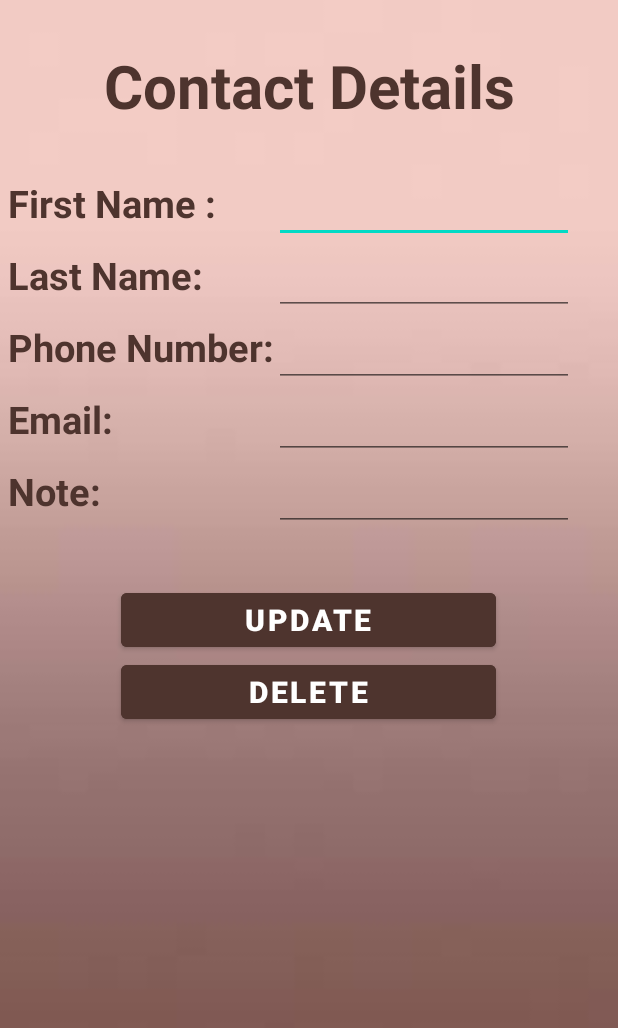
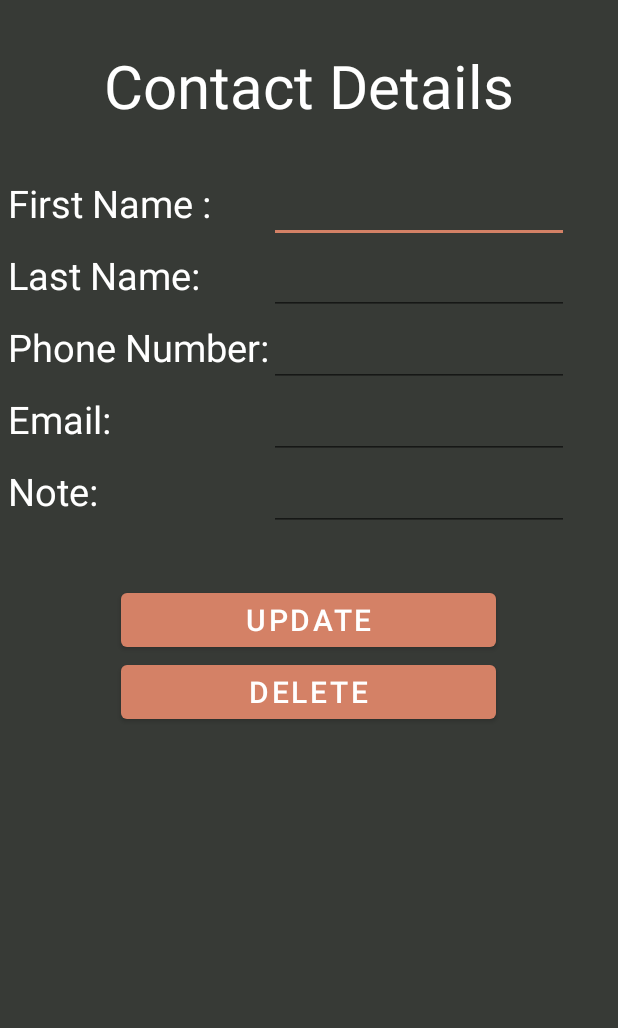
Before and after one commit to A-coderr/FinalProject, an Android app: the layout activity_edit_delete_item.xml on its own in the app's theme, with its tools: preview values and no code run, on a phone screen of 412 x 824 dp. Shown: the top 1028 px of the screen. Run offline under Robolectric (Android 15) with nearby library versions, the phone set to English and light mode, and no system bars.

Commit message:
Added theme and styles

```diff
--- a/app/src/main/res/layout-land/activity_contacts.xml
+++ b/app/src/main/res/layout-land/activity_contacts.xml
@@ -5,7 +5,7 @@
     android:layout_width="match_parent"
     android:layout_height="match_parent"
     tools:context=".ContactsActivity"
-    android:background="@drawable/background4">
+    android:background="@color/dark_gray">
 
     <androidx.recyclerview.widget.RecyclerView
         android:id="@+id/recyclerView"
--- a/app/src/main/res/layout-land/activity_edit_delete_item.xml
+++ b/app/src/main/res/layout-land/activity_edit_delete_item.xml
@@ -5,14 +5,13 @@
     android:layout_width="match_parent"
     android:layout_height="match_parent"
     tools:context=".Edit_Delete_Item"
-    android:background="@drawable/background4">
+    android:background="@color/dark_gray">
 
     <TextView
         android:gravity="center"
         android:id="@+id/labelPlayer"
         android:text="@string/contact_details"
-        android:textColor="#4E342E"
-        android:textStyle="bold"
+            style="@style/TextColor"
         android:paddingBottom="5dp"
         android:paddingTop="5dp"
         android:layout_width="wrap_content"
@@ -25,10 +24,9 @@
             android:id="@+id/label_F_Name"
             android:text="@string/first_name"
             android:paddingLeft="5dp"
-            android:textStyle="bold"
             android:layout_width="wrap_content"
             android:layout_height="wrap_content"
-            android:textColor="#4E342E"
+                style="@style/TextColor"
             android:textSize="20sp" />
 
         <EditText
@@ -43,10 +41,9 @@
             android:id="@+id/label_L_Name"
             android:text="@string/last_name"
             android:paddingLeft="50dp"
-            android:textStyle="bold"
             android:layout_width="wrap_content"
             android:layout_height="wrap_content"
-            android:textColor="#4E342E"
+                style="@style/TextColor"
             android:textSize="20sp" />
 
         <EditText
@@ -65,10 +62,9 @@
             android:id="@+id/labelPhone"
             android:text="@string/phone_number"
             android:paddingLeft="5dp"
-            android:textStyle="bold"
             android:layout_width="wrap_content"
             android:layout_height="wrap_content"
-            android:textColor="#4E342E"
+                style="@style/TextColor"
             android:textSize="20sp" />
 
         <EditText
@@ -83,10 +79,9 @@
             android:id="@+id/labelEmail"
             android:text="@string/email"
             android:paddingLeft="50dp"
-            android:textStyle="bold"
             android:layout_width="wrap_content"
             android:layout_height="wrap_content"
-            android:textColor="#4E342E"
+                style="@style/TextColor"
             android:textSize="20sp" />
 
         <EditText
@@ -105,10 +100,9 @@
             android:id="@+id/labelNote"
             android:text="@string/note"
             android:paddingLeft="5dp"
-            android:textStyle="bold"
             android:layout_width="wrap_content"
             android:layout_height="wrap_content"
-            android:textColor="#4E342E"
+                style="@style/TextColor"
             android:textSize="20sp" />
 
         <EditText
@@ -135,10 +129,8 @@
             android:layout_marginLeft="20dp"
             android:layout_marginRight="20dp"
             android:layout_weight="1"
-            android:backgroundTint="#4E342E"
             android:text="@string/update"
-            android:textColor="#ffffff"
-            android:textSize="20sp"
+            style="@style/TextColor"
             android:textStyle="bold" />
 
         <Button
@@ -149,10 +141,8 @@
             android:layout_marginLeft="20dp"
             android:layout_marginRight="20dp"
             android:layout_weight="1"
-            android:backgroundTint="#4E342E"
             android:text="@string/delete"
-            android:textColor="#ffffff"
-            android:textSize="20sp"
+                style="@style/TextColor"
             android:textStyle="bold" />
 
     </LinearLayout>
--- a/app/src/main/res/layout/activity_contacts.xml
+++ b/app/src/main/res/layout/activity_contacts.xml
@@ -5,7 +5,7 @@
     android:layout_width="match_parent"
     android:layout_height="match_parent"
     tools:context=".ContactsActivity"
-    android:background="@drawable/background4">
+    android:background="@color/dark_gray">
 
     <androidx.recyclerview.widget.RecyclerView
         android:id="@+id/recyclerView"
--- a/app/src/main/res/layout/activity_edit_delete_item.xml
+++ b/app/src/main/res/layout/activity_edit_delete_item.xml
@@ -5,14 +5,13 @@
         android:layout_width="match_parent"
         android:layout_height="match_parent"
         tools:context=".Edit_Delete_Item"
-    android:background="@drawable/background4">
+        android:background="@color/dark_gray">
 
     <TextView
             android:gravity="center"
             android:id="@+id/labelPlayer"
             android:text="@string/contact_details"
-        android:textColor="#4E342E"
-        android:textStyle="bold"
+            style="@style/TextColor"
             android:paddingBottom="30dp"
             android:paddingTop="30dp"
             android:layout_width="wrap_content"
@@ -25,10 +24,9 @@
                 android:id="@+id/label_F_Name"
                 android:text="@string/first_name"
                 android:paddingLeft="5dp"
-            android:textStyle="bold"
+                style="@style/TextColor"
                 android:layout_width="wrap_content"
                 android:layout_height="wrap_content"
-            android:textColor="#4E342E"
                 android:textSize="25sp" />
 
         <EditText
@@ -36,6 +34,7 @@
                 android:layout_width="200dp"
                 android:layout_height="wrap_content"
                 android:paddingLeft="10dp"
+                style="@style/TextColor"
                 android:textSize="20sp"
                 tools:ignore="SpeakableTextPresentCheck" />
 
@@ -47,10 +46,9 @@
                 android:id="@+id/label_L_Name"
                 android:text="@string/last_name"
                 android:paddingLeft="5dp"
-            android:textStyle="bold"
                 android:layout_width="wrap_content"
                 android:layout_height="wrap_content"
-            android:textColor="#4E342E"
+                style="@style/TextColor"
                 android:textSize="25sp" />
 
         <EditText
@@ -58,6 +56,7 @@
                 android:layout_width="200dp"
                 android:layout_height="wrap_content"
                 android:paddingLeft="10dp"
+                style="@style/TextColor"
                 android:textSize="20sp"
                 tools:ignore="SpeakableTextPresentCheck" />
 
@@ -69,10 +68,9 @@
                 android:id="@+id/labelPhone"
                 android:text="@string/phone_number"
                 android:paddingLeft="5dp"
-            android:textStyle="bold"
+                style="@style/TextColor"
                 android:layout_width="wrap_content"
                 android:layout_height="wrap_content"
-            android:textColor="#4E342E"
                 android:textSize="25sp" />
 
         <EditText
@@ -80,6 +78,7 @@
                 android:layout_width="200dp"
                 android:layout_height="wrap_content"
                 android:paddingLeft="10dp"
+                style="@style/TextColor"
                 android:textSize="20sp"
                 tools:ignore="SpeakableTextPresentCheck" />
 
@@ -92,10 +91,9 @@
                 android:id="@+id/labelEmail"
                 android:text="@string/email"
                 android:paddingLeft="5dp"
-            android:textStyle="bold"
                 android:layout_width="wrap_content"
                 android:layout_height="wrap_content"
-            android:textColor="#4E342E"
+                style="@style/TextColor"
                 android:textSize="25sp" />
 
         <EditText
@@ -103,6 +101,7 @@
                 android:layout_width="200dp"
                 android:layout_height="wrap_content"
                 android:paddingLeft="10dp"
+                style="@style/TextColor"
                 android:textSize="20sp"
                 tools:ignore="SpeakableTextPresentCheck" />
 
@@ -114,10 +113,9 @@
                 android:id="@+id/labelNote"
                 android:text="@string/note"
                 android:paddingLeft="5dp"
-            android:textStyle="bold"
                 android:layout_width="wrap_content"
                 android:layout_height="wrap_content"
-            android:textColor="#4E342E"
+                style="@style/TextColor"
                 android:textSize="25sp" />
 
         <EditText
@@ -126,6 +124,7 @@
                 android:layout_height="wrap_content"
                 android:paddingLeft="10dp"
                 android:textSize="20sp"
+                style="@style/TextColor"
                 tools:ignore="SpeakableTextPresentCheck" />
 
     </TableRow>
@@ -144,11 +143,9 @@
                 android:layout_marginLeft="20dp"
                 android:layout_marginRight="20dp"
                 android:layout_weight="1"
-            android:backgroundTint="#4E342E"
                 android:text="@string/update"
-            android:textColor="#ffffff"
-            android:textSize="20sp"
-            android:textStyle="bold" />
+                style="@style/TextColor"
+                android:textSize="20sp" />
 
         <Button
                 android:id="@+id/btnDelete"
@@ -158,11 +155,9 @@
                 android:layout_marginLeft="20dp"
                 android:layout_marginRight="20dp"
                 android:layout_weight="1"
-            android:backgroundTint="#4E342E"
                 android:text="@string/delete"
-            android:textColor="#ffffff"
-            android:textSize="20sp"
-            android:textStyle="bold" />
+                style="@style/TextColor"
+                android:textSize="20sp" />
 
     </LinearLayout>
 
--- a/app/src/main/res/layout/activity_main.xml
+++ b/app/src/main/res/layout/activity_main.xml
@@ -13,7 +13,6 @@
         android:layout_height="wrap_content"
         android:layout_marginTop="124dp"
         android:text="@string/welcome_message"
-        android:textColor="#4E342E"
         android:textSize="35sp"
         app:layout_constraintLeft_toLeftOf="parent"
         app:layout_constraintRight_toRightOf="parent"
@@ -24,7 +23,6 @@
         android:layout_width="361dp"
         android:layout_height="220dp"
         android:text="@string/description"
-        android:textColor="#4E342E"
         android:textSize="20sp"
         app:layout_constraintBottom_toBottomOf="parent"
         app:layout_constraintEnd_toEndOf="parent"
--- a/app/src/main/res/values/colors.xml
+++ b/app/src/main/res/values/colors.xml
@@ -7,4 +7,7 @@
     <color name="teal_700">#FF018786</color>
     <color name="black">#FF000000</color>
     <color name="white">#FFFFFFFF</color>
+    <color name="dark_gray">#373A36</color>
+    <color name="faded_orange">#D48166</color>
+    <color name="light_cream">#E6E2DD</color>
 </resources>
--- a/app/src/main/res/values/themes.xml
+++ b/app/src/main/res/values/themes.xml
@@ -2,15 +2,26 @@
     <!-- Base application theme. -->
     <style name="Theme.AK_LG_SA_FinalProject" parent="Theme.MaterialComponents.DayNight.DarkActionBar">
         <!-- Primary brand color. -->
-        <item name="colorPrimary">@color/purple_500</item>
-        <item name="colorPrimaryVariant">@color/purple_700</item>
-        <item name="colorOnPrimary">@color/white</item>
+        <item name="colorPrimary">@color/faded_orange</item>
+        <item name="colorPrimaryVariant">@color/dark_gray</item>
+        <item name="colorOnPrimary">@color/black</item>
         <!-- Secondary brand color. -->
-        <item name="colorSecondary">@color/teal_200</item>
-        <item name="colorSecondaryVariant">@color/teal_700</item>
-        <item name="colorOnSecondary">@color/black</item>
+        <item name="colorSecondary">@color/faded_orange</item>
+        <item name="colorSecondaryVariant">@color/light_cream</item>
+        <item name="colorOnSecondary">@color/white</item>
         <!-- Status bar color. -->
         <item name="android:statusBarColor" tools:targetApi="l">?attr/colorPrimaryVariant</item>
         <!-- Customize your theme here. -->
     </style>
+
+    <style name="TextColor">
+        <item name="android:textColor">@color/white</item>
+    </style>
+
+    <style name="LabelStyle" parent="@style/TextColor">
+        <item name="android:textSize">20sp</item>
+        <item name="android:textStyle">bold</item>
+    </style>
+
+
 </resources>
```
Also changed, not shown: app/src/main/res/layout-land/add_alert_dialog.xml (+10 -8 lines), app/src/main/res/layout/add_alert_dialog.xml (+10 -8 lines), app/src/main/res/values/strings.xml (+7 -0 lines), app/src/main/res/layout/contact_item_list.xml (indentation only). Lines whose indentation alone changed are shown as unchanged.
